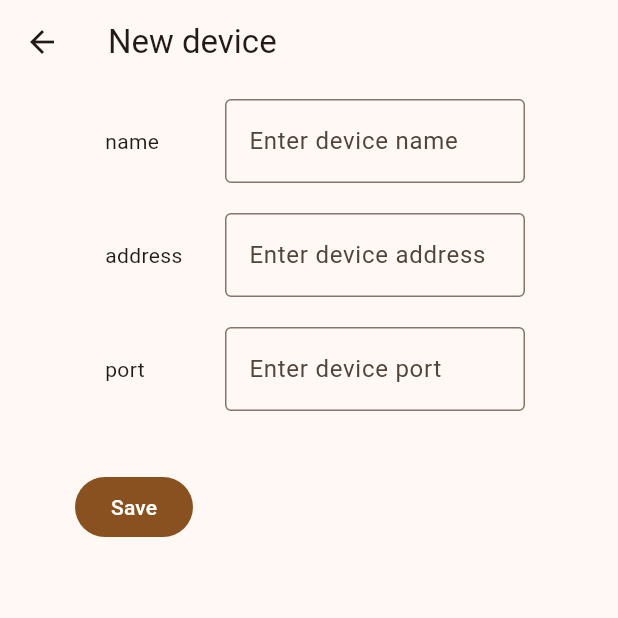
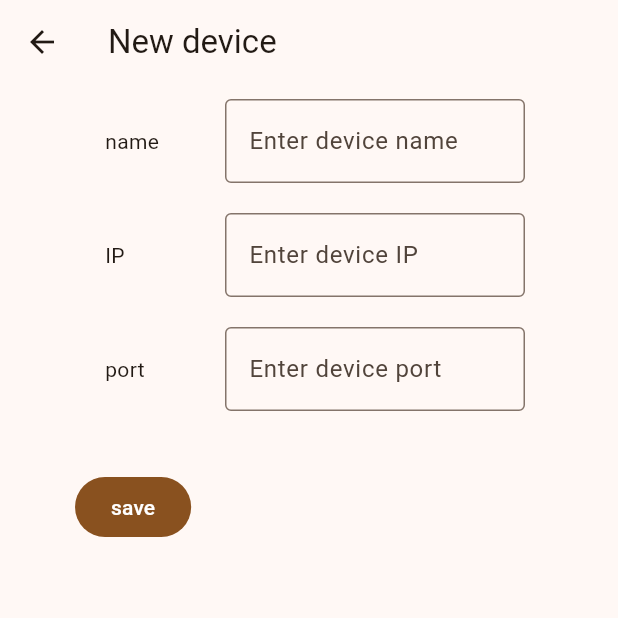
Before and after one commit to kinstaky/easy_config_logic_client, a Flutter app: the EditDevicePage screen opened directly, on a phone screen of 412 x 824 dp, the top half of it. Run offline on Flutter 3.47's test engine with Material 3 defaults, Android fonts, the phone set to English and light mode, and no system bars; our stand-ins replace fl_chart, hive_flutter; missing offline and left inert: grpc, protobuf; accounts and stored records are empty; generated files the repository leaves out were written again.

Commit message:
finish translating to Chinese

```diff
--- a/lib/edit_device_page.dart
+++ b/lib/edit_device_page.dart
@@ -1,5 +1,7 @@
 import 'package:flutter/material.dart';
 import 'package:easy_config_logic_client/device.dart';
+import 'package:flutter_gen/gen_l10n/app_localizations.dart';
+
 
 class EditDevicePage extends StatefulWidget {
   const EditDevicePage({
@@ -23,7 +25,7 @@ class _EditDevicePageState extends State<EditDevicePage> {
     textController["name"] = TextEditingController(
       text: widget.device?.name,
     );
-    textController["address"] = TextEditingController(
+    textController["ip"] = TextEditingController(
       text: widget.device?.address,
     );
     textController["port"] = TextEditingController(
@@ -39,15 +41,25 @@ class _EditDevicePageState extends State<EditDevicePage> {
     super.dispose();
   }
 
-  static const textFieldName = ["name", "address", "port"];
+  static const textFieldName = ["name", "ip", "port"];
   final Map<String, TextEditingController> textController = {};
 
 
   @override
   Widget build(BuildContext context) {
+    final localNames = {
+      "name": AppLocalizations.of(context)!.name,
+      "ip": AppLocalizations.of(context)!.ip,
+      "port": AppLocalizations.of(context)!.port,
+    };
+    final hintPrefix = AppLocalizations.of(context)!.deviceInputHintPrefix;
     return Scaffold(
       appBar: AppBar(
-        title: Text("${widget.device == null ? "New" : "Edit"} device"),
+        title: Text(
+          widget.device == null
+            ? AppLocalizations.of(context)!.newDeviceTitle
+            : AppLocalizations.of(context)!.editDeviceTitle,
+        ),
       ),
       body: Column(
         crossAxisAlignment: CrossAxisAlignment.start,
@@ -65,7 +77,7 @@ class _EditDevicePageState extends State<EditDevicePage> {
                       horizontal: 20,
                     ),
                     width: 100,
-                    child: Text(name),
+                    child: Text(localNames[name]!),
                   ),
                   SizedBox(
                     width: 200,
@@ -73,7 +85,7 @@ class _EditDevicePageState extends State<EditDevicePage> {
                       controller: textController[name],
                       decoration: InputDecoration(
                         border: const OutlineInputBorder(),
-                        hintText: "Enter device $name",
+                        hintText: "$hintPrefix${localNames[name]}",
                       ),
                     )
                   ),
@@ -93,7 +105,7 @@ class _EditDevicePageState extends State<EditDevicePage> {
                   port: textController["port"]!.text,
                 ));
               },
-              child: const Text("Save"),
+              child: Text(AppLocalizations.of(context)!.save),
             ),
           )
         ],
```
Also changed, not shown: lib/device_page.dart (+24 -20 lines), lib/l10n/app_en.arb (+84 -0 lines), lib/l10n/app_zh.arb (+24 -0 lines).
